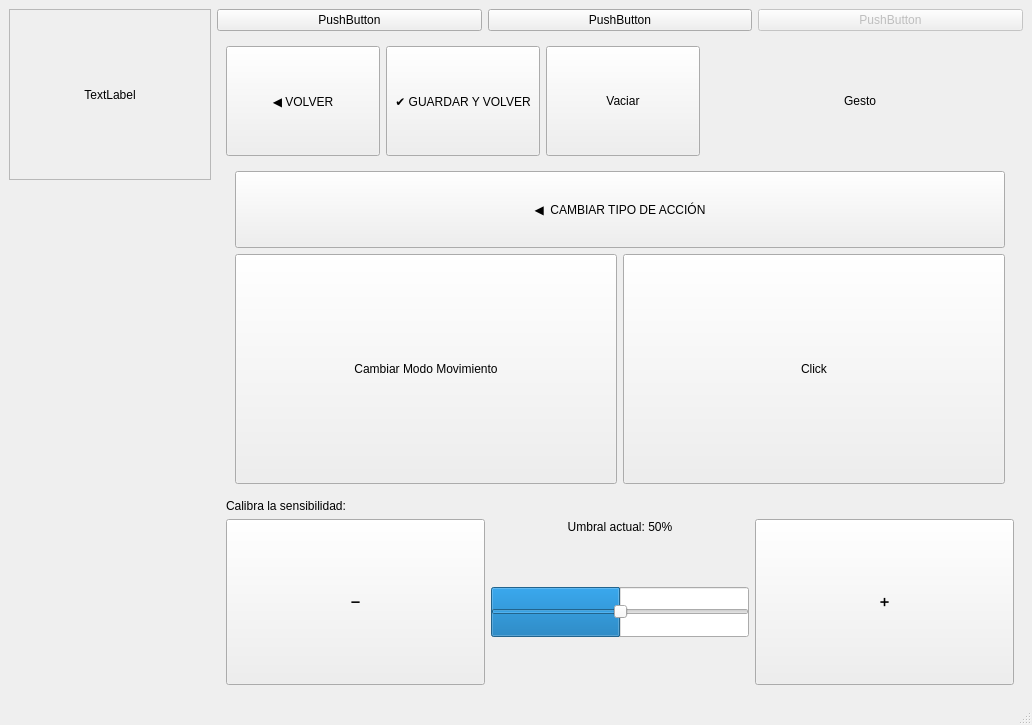
Above: prueba.ui from Ivigaga/TFG before the change. Below: the same form after it.
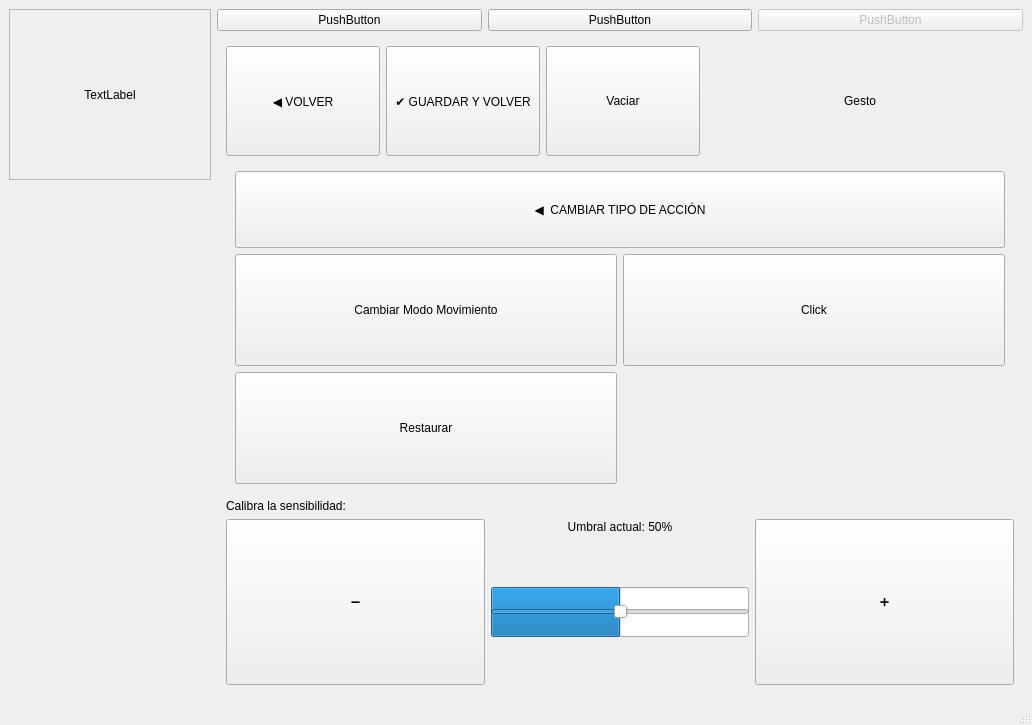
That is the form after the change. The open tabs and pages were chosen to show the change.

What changed in the file:
```diff
--- a/prueba.ui
+++ b/prueba.ui
@@ -716,6 +716,31 @@
                       </attribute>
                      </widget>
                     </item>
+                    <item row="1" column="0">
+                     <widget class="QPushButton" name="btn_sys_restore">
+                      <property name="sizePolicy">
+                       <sizepolicy hsizetype="Minimum" vsizetype="Expanding">
+                        <horstretch>0</horstretch>
+                        <verstretch>0</verstretch>
+                       </sizepolicy>
+                      </property>
+                      <property name="text">
+                       <string>Restaurar</string>
+                      </property>
+                      <property name="checkable">
+                       <bool>true</bool>
+                      </property>
+                      <property name="autoExclusive">
+                       <bool>true</bool>
+                      </property>
+                      <property name="gamepadInput" stdset="0">
+                       <string>SYS_RESTORE_APP</string>
+                      </property>
+                      <attribute name="buttonGroup">
+                       <string notr="true">controlButtons</string>
+                      </attribute>
+                     </widget>
+                    </item>
                    </layout>
                   </item>
                  </layout>
```
Left out of the diff: 24 changed lines with no effect on the pictures.
